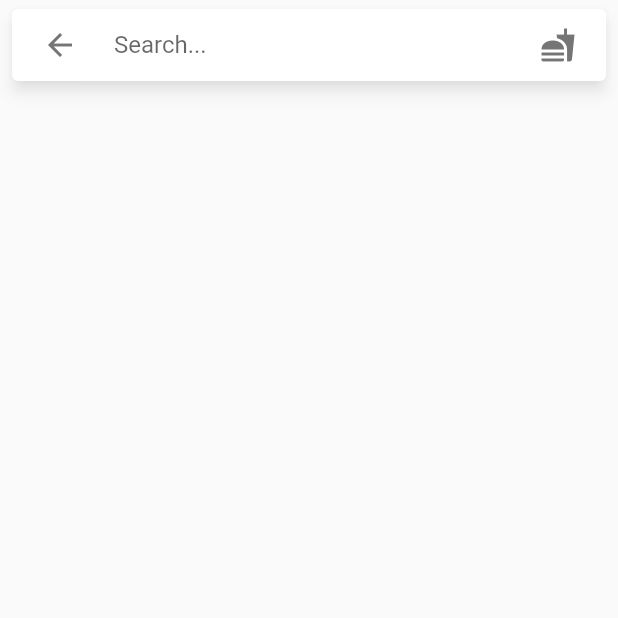
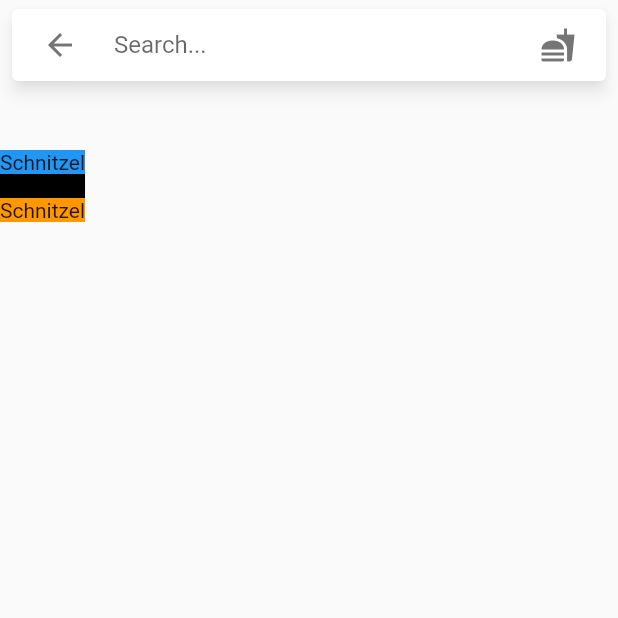
Before and after one commit to mauexe/fataway, a Flutter app: the AddMeal screen opened directly, on a phone screen of 412 x 824 dp, the top half of it. Run offline on Flutter 3.47's test engine with Material 2 defaults, Android fonts, the phone set to English and light mode, and no system bars; drawn by our look-alikes of material_floating_search_bar; our stand-ins replace flutter_slidable, percent_indicator, settings_ui.

```diff
--- a/fataway/lib/addmeal.dart
+++ b/fataway/lib/addmeal.dart
@@ -16,7 +16,8 @@ class _AddMealState extends State<AddMeal> {
       resizeToAvoidBottomInset: false,
       body: Stack(
         fit: StackFit.expand,
-        children: [
+        children: <Widget>[
+          showContent(),
           buildFloatingSearchBar(),
         ],
       ),
@@ -70,4 +71,25 @@ class _AddMealState extends State<AddMeal> {
       },
     );
   }
+
+  Widget showContent(){
+    return Scaffold(
+      body:Column(
+          children: <Widget>[
+            SizedBox(height: 100, width: 50,),
+              Container(
+                child: Text("Schnitzel"),
+                color: Colors.blue,
+              ),
+            Container(
+              child: Text("Schnitzel"),
+              color: Colors.black,
+            ),
+            Container(
+              child: Text("Schnitzel"),
+              color: Colors.orange,
+            )
+            ])
+    );
+  }
 }
```
